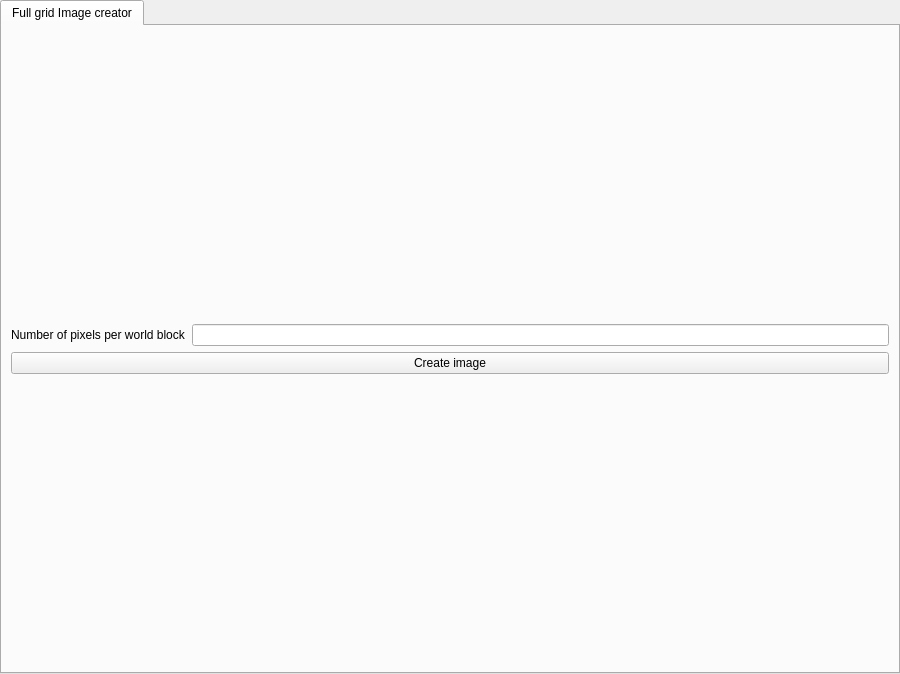
First picture: the form in Source/UiFiles/recorder.ui, repository SuperSpaceEye/LifeEngineExtended, before the edit.
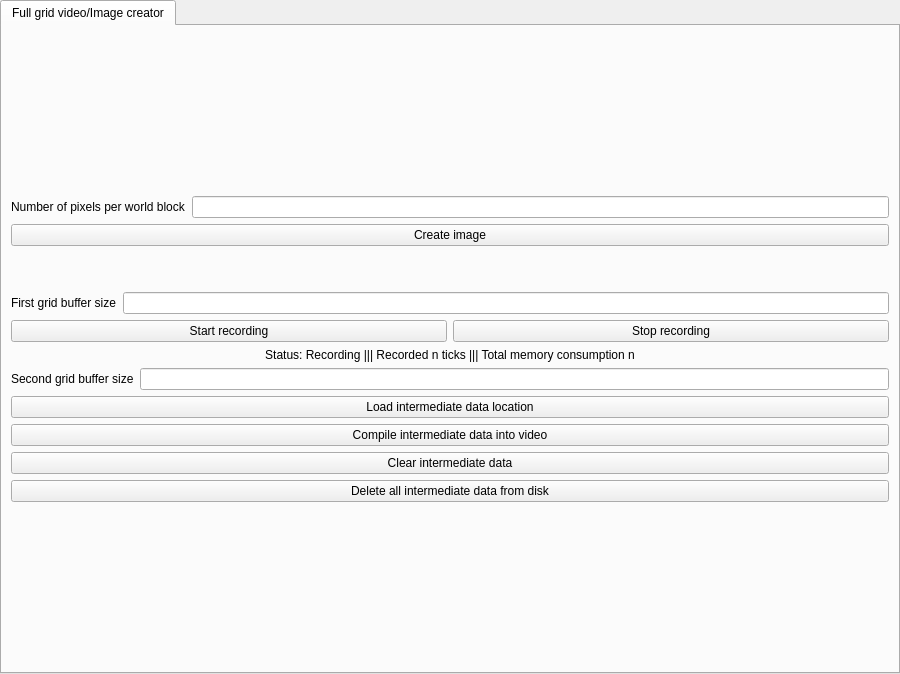
Second picture: the form after the edit.

Commit message: Start of video recording.

What changed in the file:
```diff
--- a/Source/UiFiles/recorder.ui
+++ b/Source/UiFiles/recorder.ui
@@ -33,7 +33,7 @@
      </property>
      <widget class="QWidget" name="full_image_creator">
       <attribute name="title">
-       <string>Full grid Image creator</string>
+       <string>Full grid video/Image creator</string>
       </attribute>
       <layout class="QVBoxLayout" name="verticalLayout_2">
        <item>
@@ -70,6 +70,110 @@
          </property>
         </widget>
        </item>
+       <item>
+        <spacer name="verticalSpacer_3">
+         <property name="orientation">
+          <enum>Qt::Vertical</enum>
+         </property>
+         <property name="sizeType">
+          <enum>QSizePolicy::Fixed</enum>
+         </property>
+         <property name="sizeHint" stdset="0">
+          <size>
+           <width>20</width>
+           <height>40</height>
+          </size>
+         </property>
+        </spacer>
+       </item>
+       <item>
+        <layout class="QHBoxLayout" name="horizontalLayout_2">
+         <item>
+          <widget class="QLabel" name="label_2">
+           <property name="text">
+            <string>First grid buffer size</string>
+           </property>
+          </widget>
+         </item>
+         <item>
+          <widget class="QLineEdit" name="le_first_grid_buffer_size"/>
+         </item>
+        </layout>
+       </item>
+       <item>
+        <layout class="QHBoxLayout" name="horizontalLayout_3">
+         <item>
+          <widget class="QPushButton" name="b_start_recording">
+           <property name="text">
+            <string>Start recording</string>
+           </property>
+          </widget>
+         </item>
+         <item>
+          <widget class="QPushButton" name="b_stop_recording">
+           <property name="text">
+            <string>Stop recording</string>
+           </property>
+          </widget>
+         </item>
+        </layout>
+       </item>
+       <item>
+        <widget class="QLabel" name="lb_recording_information">
+         <property name="text">
+          <string>Status: Recording ||| Recorded n ticks ||| Total memory consumption n</string>
+         </property>
+         <property name="alignment">
+          <set>Qt::AlignCenter</set>
+         </property>
+        </widget>
+       </item>
+       <item>
+        <layout class="QHBoxLayout" name="horizontalLayout_5">
+         <item>
+          <widget class="QLabel" name="label_3">
+           <property name="text">
+            <string>Second grid buffer size</string>
+           </property>
+          </widget>
+         </item>
+         <item>
+          <widget class="QLineEdit" name="le_second_grid_buffer_size"/>
+         </item>
+        </layout>
+       </item>
+       <item>
+        <layout class="QHBoxLayout" name="horizontalLayout_4">
+         <item>
+          <widget class="QPushButton" name="b_load_intermediate_data_location">
+           <property name="text">
+            <string>Load intermediate data location</string>
+           </property>
+          </widget>
+         </item>
+        </layout>
+       </item>
+       <item>
+        <widget class="QPushButton" name="b_compile_intermediate_data_into_video">
+         <property name="text">
+          <string>Compile intermediate data into video</string>
+         </property>
+        </widget>
+       </item>
+       <item>
+        <widget class="QPushButton" name="b_clear_intermediate_data">
+         <property name="text">
+          <string>Clear intermediate data</string>
+         </property>
+        </widget>
+       </item>
+       <item>
+        <widget class="QPushButton" name="b_delete_all_intermediate_data_from_disk">
+         <property name="text">
+          <string>Delete all intermediate data from disk</string>
+         </property>
+        </widget>
+       </item>
        <item>
         <spacer name="verticalSpacer_2">
          <property name="orientation">
```
Left out of the diff: 138 changed lines with no effect on the pictures. The commit also changes 15 other files.
